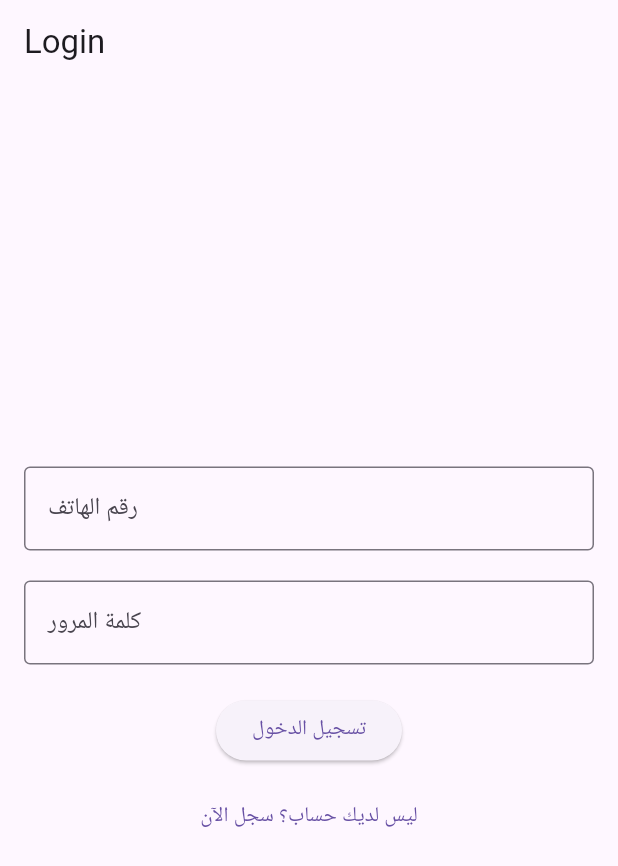
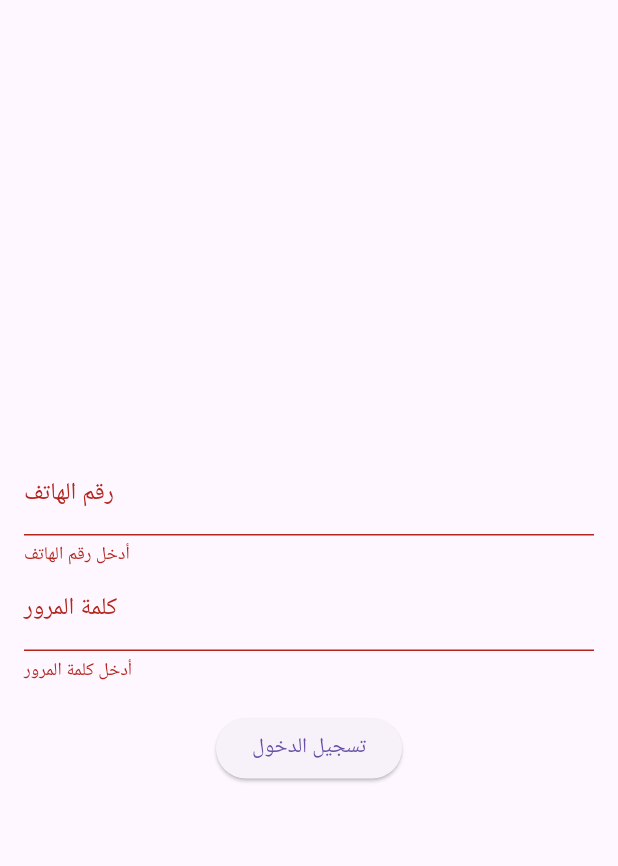
Before and after one commit to m85turki/itqan_hr, a Flutter app: the screen it shows after launch, after a tap on "تسجيل الدخول", on a phone screen of 412 x 824 dp. Shown: the top 866 px of the screen. Run offline on Flutter 3.47's test engine with Material 3 defaults, Android fonts, the phone set to English and light mode, and no system bars; our stand-ins replace supabase_flutter; accounts and stored records are empty.

Commit message:
Initial commit

```diff
--- a/lib/login_page.dart
+++ b/lib/login_page.dart
@@ -1,56 +1,88 @@
 import 'package:flutter/material.dart';
-import 'auth_service.dart'; // تأكد من المسار
+import 'auth_service.dart'; // تأكد أن المسار صحيح
 
-class LoginPage extends StatelessWidget {
+class LoginPage extends StatefulWidget {
   const LoginPage({super.key});
+
+  @override
+  State<LoginPage> createState() => _LoginPageState();
+}
+
+class _LoginPageState extends State<LoginPage> {
+  final _formKey = GlobalKey<FormState>();
+  final TextEditingController _phoneController = TextEditingController();
+  final TextEditingController _passwordController = TextEditingController();
+  bool _loading = false;
+  String? _error;
+
+  Future<void> _login() async {
+    if (_formKey.currentState!.validate()) {
+      setState(() {
+        _loading = true;
+        _error = null;
+      });
+
+      final success = await AuthService().loginWithPhoneAndPassword(
+        _phoneController.text.trim(),
+        _passwordController.text.trim(),
+      );
+
+      setState(() {
+        _loading = false;
+      });
+
+      if (success) {
+        // ✅ نجاح تسجيل الدخول
+        ScaffoldMessenger.of(
+          context,
+        ).showSnackBar(const SnackBar(content: Text('تم تسجيل الدخول بنجاح')));
+
+        // TODO: الانتقال إلى الصفحة التالية
+      } else {
+        setState(() {
+          _error = 'رقم الهاتف أو كلمة المرور غير صحيحة';
+        });
+      }
+    }
+  }
 
   @override
   Widget build(BuildContext context) {
     return Scaffold(
-      appBar: AppBar(title: const Text('Login')),
-      body: Padding(
-        padding: const EdgeInsets.all(16.0),
-        child: Column(
-          mainAxisAlignment: MainAxisAlignment.center,
-          children: [
-            // رقم الهاتف
-            TextField(
-              keyboardType: TextInputType.phone,
-              decoration: const InputDecoration(
-                labelText: 'رقم الهاتف',
-                border: OutlineInputBorder(),
-              ),
+      body: Center(
+        child: Padding(
+          padding: const EdgeInsets.all(16.0),
+          child: Form(
+            key: _formKey,
+            child: Column(
+              mainAxisSize: MainAxisSize.min,
+              children: [
+                if (_error != null)
+                  Text(_error!, style: const TextStyle(color: Colors.red)),
+                TextFormField(
+                  controller: _phoneController,
+                  decoration: const InputDecoration(labelText: 'رقم الهاتف'),
+                  validator: (value) =>
+                      value == null || value.isEmpty ? 'أدخل رقم الهاتف' : null,
+                ),
+                TextFormField(
+                  controller: _passwordController,
+                  decoration: const InputDecoration(labelText: 'كلمة المرور'),
+                  obscureText: true,
+                  validator: (value) => value == null || value.isEmpty
+                      ? 'أدخل كلمة المرور'
+                      : null,
+                ),
+                const SizedBox(height: 20),
+                _loading
+                    ? const CircularProgressIndicator()
+                    : ElevatedButton(
+                        onPressed: _login,
+                        child: const Text('تسجيل الدخول'),
+                      ),
+              ],
             ),
-            const SizedBox(height: 20),
-
-            // كلمة المرور
-            TextField(
-              obscureText: true,
-              decoration: const InputDecoration(
-                labelText: 'كلمة المرور',
-                border: OutlineInputBorder(),
-              ),
-            ),
-            const SizedBox(height: 20),
-
-            // زر تسجيل الدخول
-            ElevatedButton(
-              onPressed: () {
-                // هنا نضيف التحقق لاحقاً
-              },
-              child: const Text('تسجيل الدخول'),
-            ),
-
-            const SizedBox(height: 10),
-
-            // رابط إنشاء حساب
-            TextButton(
-              onPressed: () {
-                // ننتقل لشاشة التسجيل لاحقاً
-              },
-              child: const Text('ليس لديك حساب؟ سجل الآن'),
-            ),
-          ],
+          ),
         ),
       ),
     );
--- a/pubspec.yaml
+++ b/pubspec.yaml
@@ -34,6 +34,7 @@ dependencies:
   # The following adds the Cupertino Icons font to your application.
   # Use with the CupertinoIcons class for iOS style icons.
   cupertino_icons: ^1.0.8
+  supabase_flutter: ^2.9.0
 
 dev_dependencies:
   flutter_test:
```
Also changed, not shown: pubspec.lock, 5 other files.
